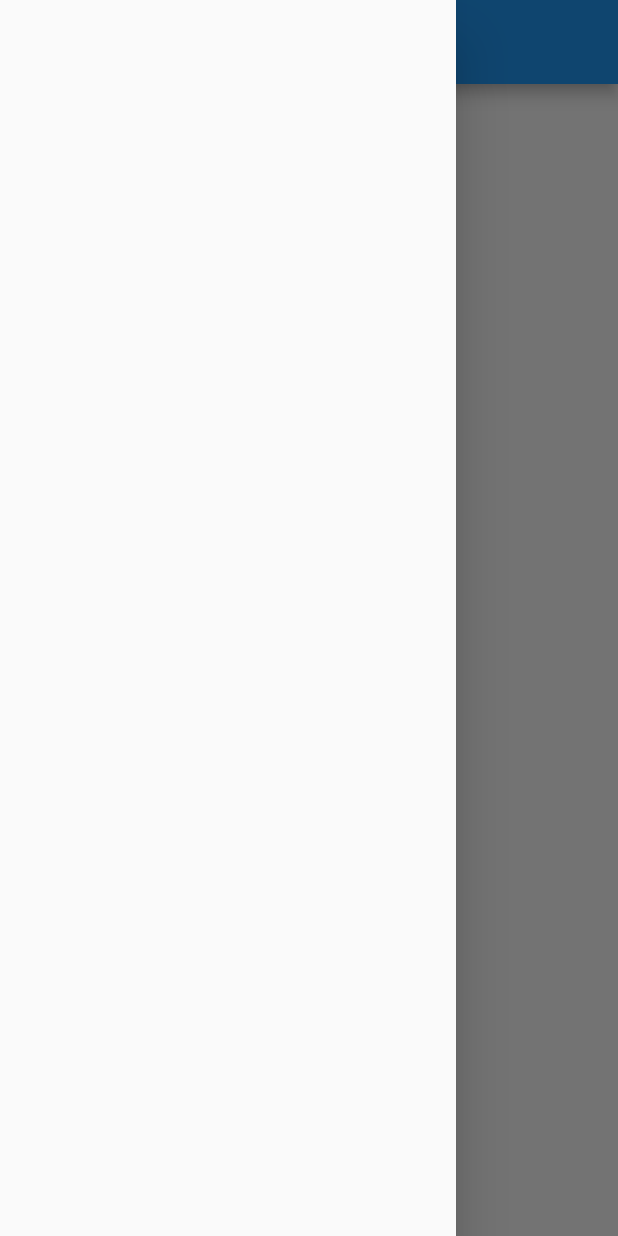
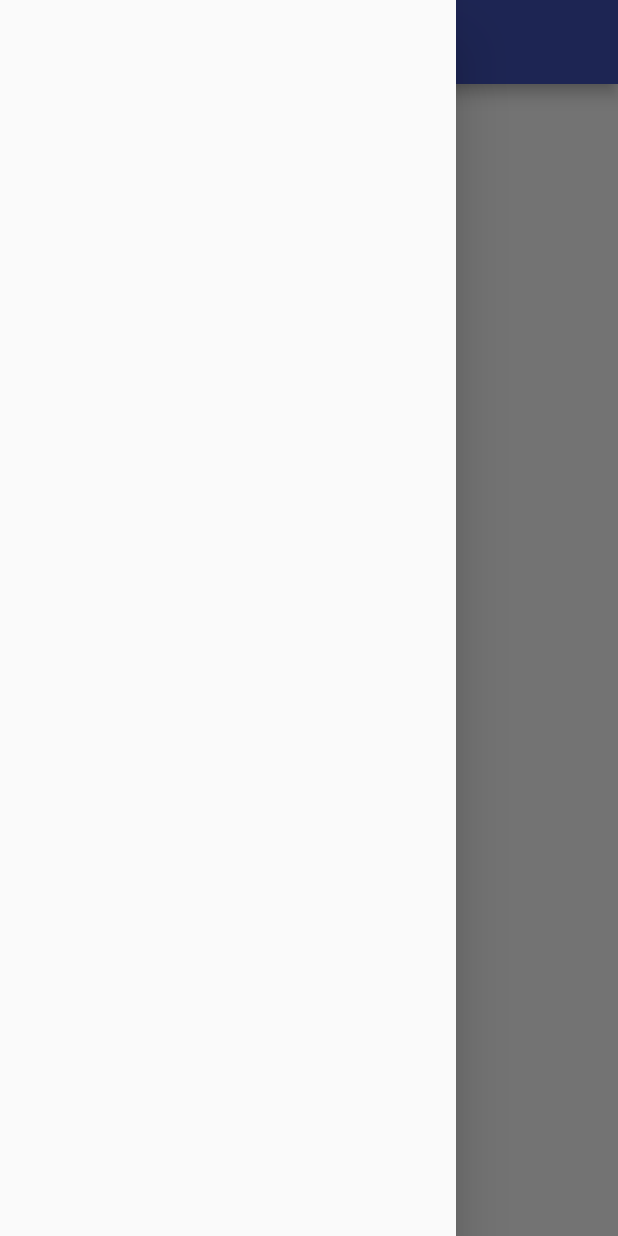
Before and after one commit to Ayushpani/flutterPrac, a Flutter app: the screen it shows after launch, with the side drawer open, on a phone screen of 412 x 824 dp. Run offline on Flutter 3.47's test engine with Material 2 defaults, Android fonts, the phone set to English and light mode, and no system bars; our stand-ins replace firebase_auth, firebase_core; accounts and stored records are empty.

Commit message:
2nd commi

```diff
--- a/lib/home_page.dart
+++ b/lib/home_page.dart
@@ -1,20 +1 @@
-import 'package:flutter/material.dart';
-
-class HomePage extends StatelessWidget {
-  const HomePage({super.key});
-
-  @override
-  Widget build(BuildContext context) {
-    return Scaffold(
-      appBar: AppBar(
-        title: Text("Catalog App"),
-      ),
-        body: Center(
-          child: Container(
-            child: Text('Welcome')
-          ),
-        ),
-        drawer: Drawer(),
-      );
-  }
-}
+// TODO Implement this library.
--- /dev/null
+++ b/lib/pages/home_page.dart
@@ -0,0 +1,20 @@
+import 'package:flutter/material.dart';
+
+class HomePage extends StatelessWidget {
+  const HomePage({super.key});
+
+  @override
+  Widget build(BuildContext context) {
+    return Scaffold(
+      appBar: AppBar(
+        title: Text("Catalog App"),
+      ),
+        body: Center(
+          child: Container(
+            child: Text('Welcome')
+          ),
+        ),
+        drawer: Drawer(),
+      );
+  }
+}
--- a/lib/main.dart
+++ b/lib/pages/main.dart
@@ -3,6 +3,7 @@ import 'package:flutter/material.dart';
 import 'package:firebase_auth/firebase_auth.dart';
 import 'package:flutter_application_1/home_page.dart';
 import 'firebase_options.dart';
+import 'home_page.dart';
 
 void main() {
  runApp(MyApp());
@@ -14,7 +15,16 @@ class MyApp extends StatelessWidget {
   @override
   Widget build(BuildContext context) {
     return MaterialApp(
+
       home: HomePage(),
+      themeMode: ThemeMode.light,
+      theme: ThemeData(
+        primarySwatch: Colors.indigo
+      ),
+      darkTheme: ThemeData(
+        brightness: Brightness.dark,
+      ),
+
     );
   }
 }
```
Also changed, not shown: lib/pages/firebase_options.dart (renamed from lib/firebase_options.dart).
